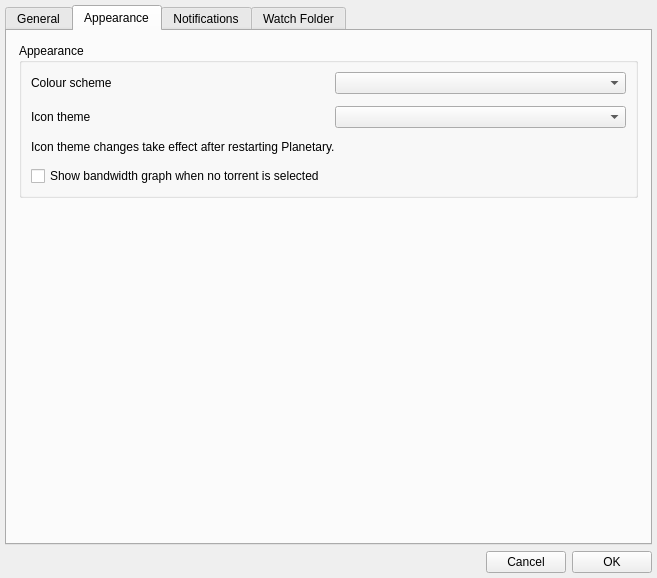
The window that appsettings.ui (mveinot/transmission-control) describes before a commit, drawn with Qt 5.
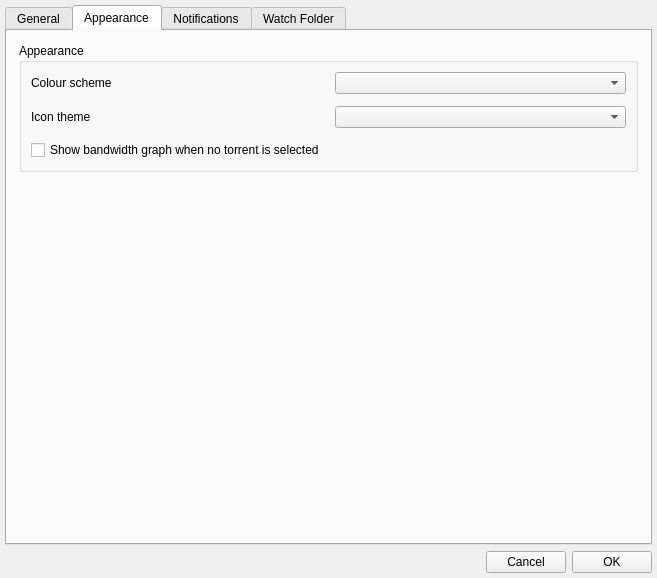
The same window after the commit. The open tabs and pages were chosen to show the change.

Commit message: Make icon themes update live

```diff
--- a/appsettings.ui
+++ b/appsettings.ui
@@ -317,16 +317,6 @@
            </widget>
           </item>
           <item row="2" column="0" colspan="2">
-           <widget class="QLabel" name="labelIconThemeRestartNotice">
-            <property name="text">
-             <string>Icon theme changes take effect after restarting Planetary.</string>
-            </property>
-            <property name="wordWrap">
-             <bool>true</bool>
-            </property>
-           </widget>
-          </item>
-          <item row="3" column="0" colspan="2">
            <widget class="QCheckBox" name="showSessionOverview">
             <property name="toolTip">
              <string>Show recent bandwidth activity in the details pane when no torrent is selected</string>
```
The commit also changes 20 other files.
